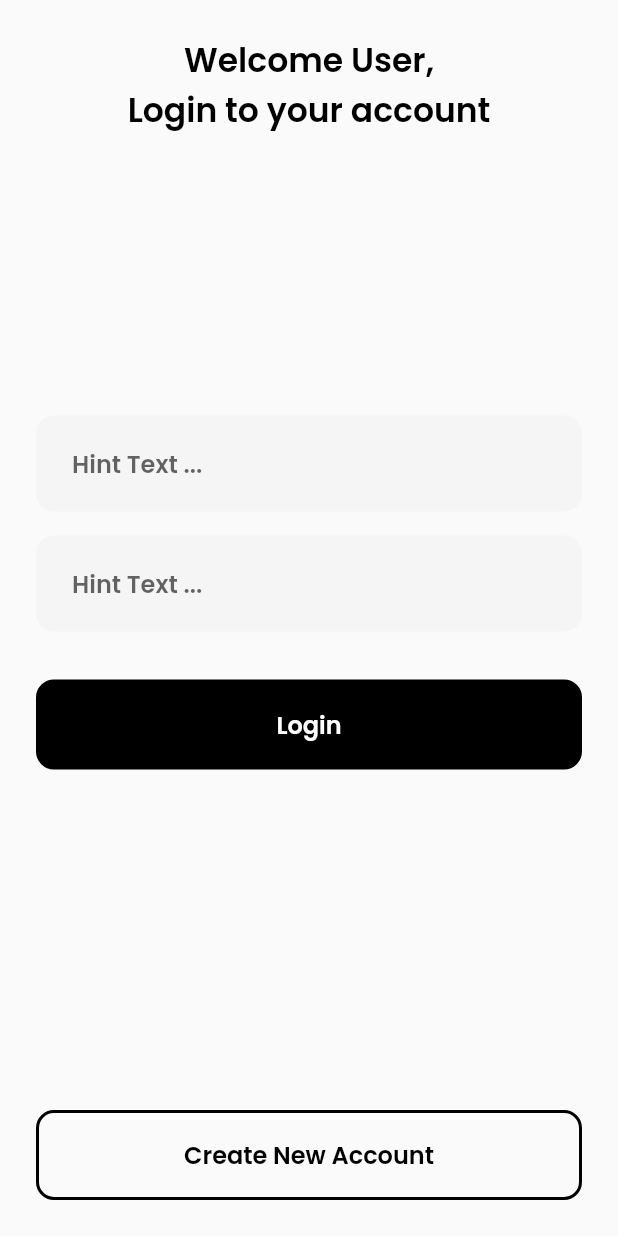
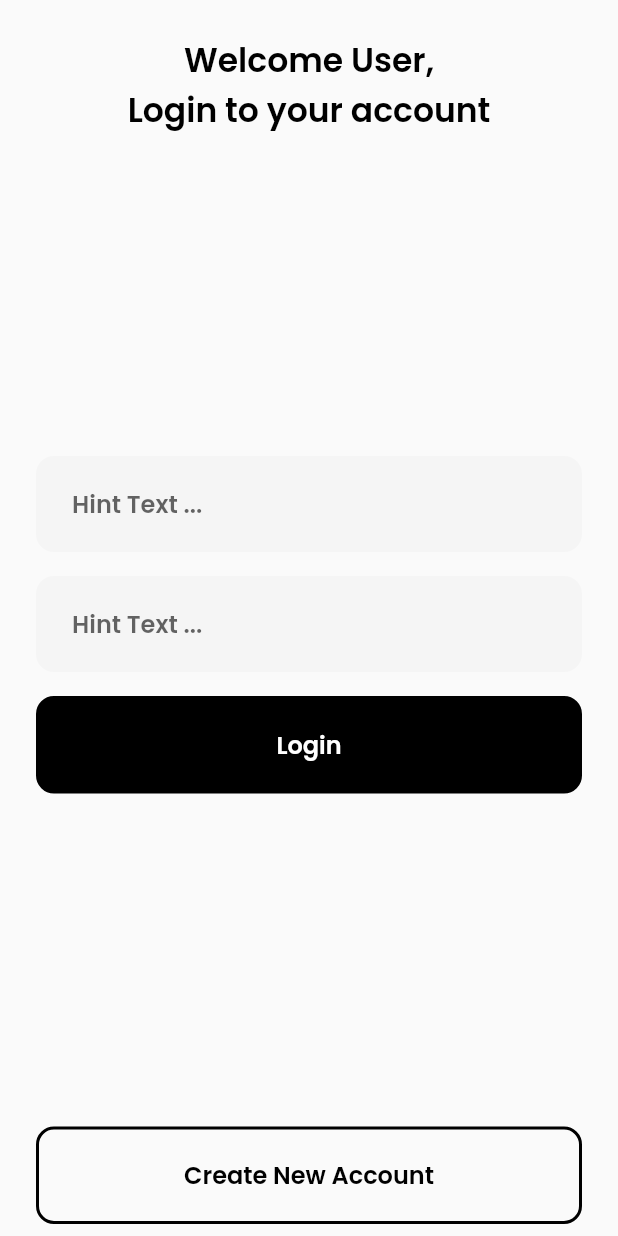
Before and after one commit to iAmTochi/the_ecommerce, a Flutter app: the screen it shows after launch, on a phone screen of 412 x 824 dp. Run offline on Flutter 3.47's test engine with Material 2 defaults, Android fonts, the phone set to English and light mode, and no system bars; our stand-ins replace firebase_auth, firebase_core, google_fonts; accounts and stored records are empty.

Commit message:
Update custom_btn.dart

```diff
--- a/lib/widgets/custom_btn.dart
+++ b/lib/widgets/custom_btn.dart
@@ -15,7 +15,7 @@ class CustomBtn extends StatelessWidget {
     return GestureDetector(
       onTap: onPressed,
       child: Container(
-        height: 60.0,
+        height: 65.0,
         alignment: Alignment.center,
         decoration: BoxDecoration(
           color: _outlineBtn ? Colors.transparent : Colors.black,
@@ -27,7 +27,7 @@ class CustomBtn extends StatelessWidget {
         ),
         margin: EdgeInsets.symmetric(
           horizontal: 24,
-          vertical: 24,
+          vertical: 8,
         ),
         child: Text(
           text ?? 'text',
```
